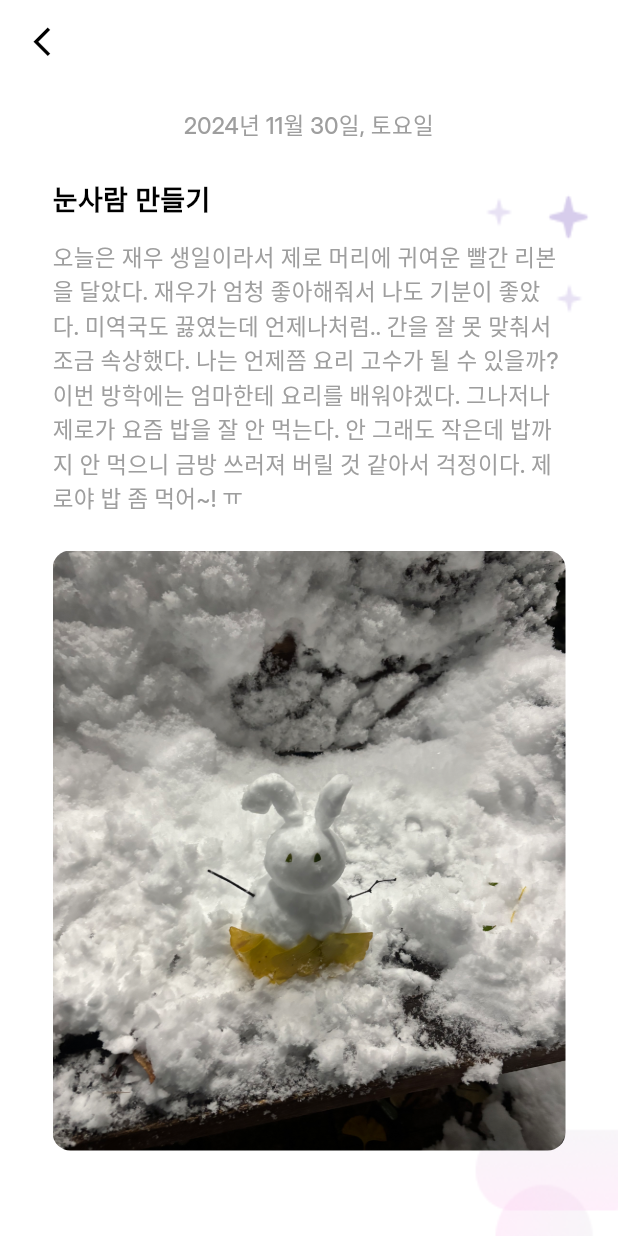
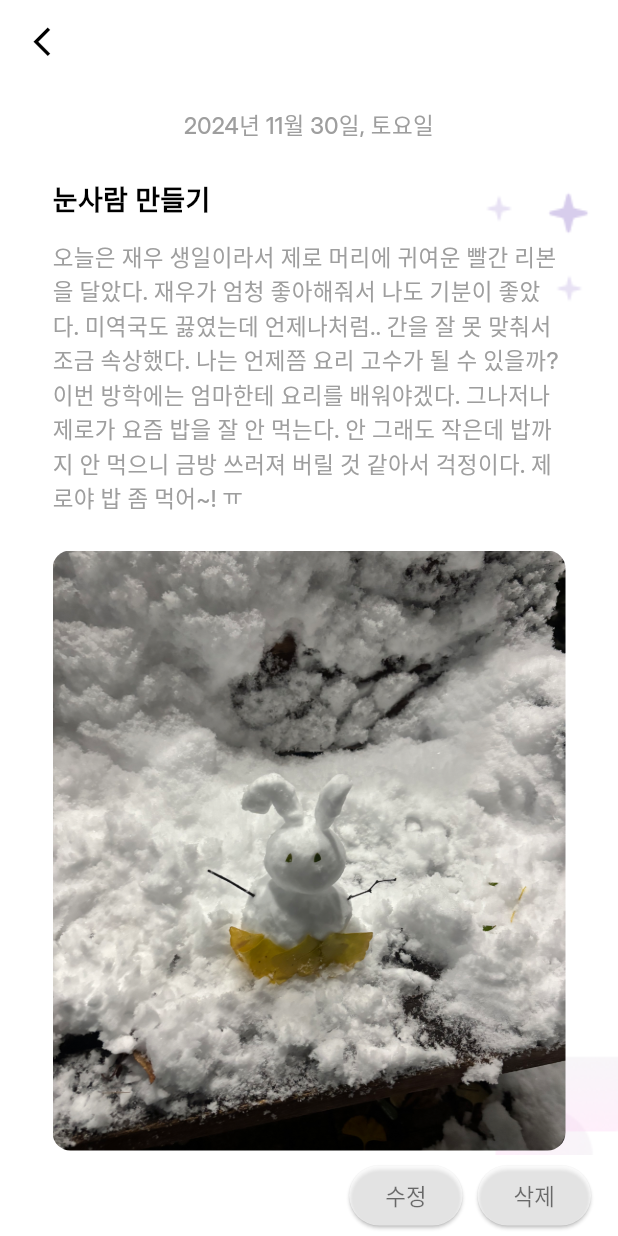
Before and after one commit to Hoyeri/WOODA, a Flutter app: the screen it shows after launch, after a tap on "눈사람 만들기", on a phone screen of 412 x 824 dp. Run offline on Flutter 3.47's test engine with Material 3 defaults, Android fonts, the phone set to English and light mode, and no system bars; our stand-ins replace get, table_calendar.

Commit message:
일정 삭제 및 수정 버튼

```diff
--- a/lib/src/screens/add_schedule_page.dart
+++ b/lib/src/screens/add_schedule_page.dart
@@ -2,10 +2,14 @@ import 'package:flutter/material.dart';
 
 class AddSchedulePage extends StatefulWidget {
   final DateTime dateTime;
+  final String? initialTitle;
+  final String? initialDescription;
 
   const AddSchedulePage({
     Key? key,
     required this.dateTime,
+    this.initialDescription,
+    this.initialTitle
   }) : super(key: key);
 
   @override
--- a/lib/src/screens/detail_page.dart
+++ b/lib/src/screens/detail_page.dart
@@ -1,13 +1,20 @@
 import 'package:flutter/material.dart';
 import 'package:intl/intl.dart';
 import 'package:wooda_client/src/models/detail_page_model.dart';
+import 'package:wooda_client/src/screens/add_schedule_page.dart';
 
 class DetailPage extends StatelessWidget {
   final DetailPageModel model; // 모델로 받기
+  final Map<String, dynamic> schedule;
+  final void Function(Map<String, dynamic>) onUpdate; // 수정 시 호출
+  final void Function() onDelete; // 삭제 시 호출
 
   const DetailPage({
     Key? key,
     required this.model,
+    required this.onDelete,
+    required this.onUpdate,
+    required this.schedule,
   }) : super(key: key);
 
   @override
@@ -108,6 +115,46 @@ class DetailPage extends StatelessWidget {
               ],
             ),
           ),
+          // 수정 및 삭제 버튼
+          Padding(
+            padding: const EdgeInsets.all(3),
+            child: Row(
+              mainAxisAlignment: MainAxisAlignment.end,
+              children: [
+                ElevatedButton(
+                  onPressed: () {
+                    onUpdate(schedule); // 수정 기능 호출
+                  },
+                  style: ElevatedButton.styleFrom(
+                    textStyle: TextStyle(
+                      fontWeight: FontWeight.w500,
+                      fontSize: 15,
+                    ),
+                    foregroundColor: Colors.black54,
+                    backgroundColor: Colors.white60,
+                  ),
+                  child: const Text('수정'),
+                ),
+                const SizedBox(width: 10),
+                ElevatedButton(
+                  onPressed: () {
+                    onDelete(); // 삭제 기능 호출
+                    Navigator.pop(context); // 삭제 후 이전 화면으로 돌아가기
+                  },
+                  style: ElevatedButton.styleFrom(
+                    textStyle: TextStyle(
+                      fontWeight: FontWeight.w500,
+                      fontSize: 15,
+                    ),
+                    foregroundColor: Colors.black54,
+                    backgroundColor: Colors.white60,
+                  ),
+                  child: const Text('삭제'),
+                ),
+                const SizedBox(width: 15),
+              ],
+            ),
+          ),
         ],
       ),
     );
```
Also changed, not shown: lib/src/app.dart (+15 -0 lines).
